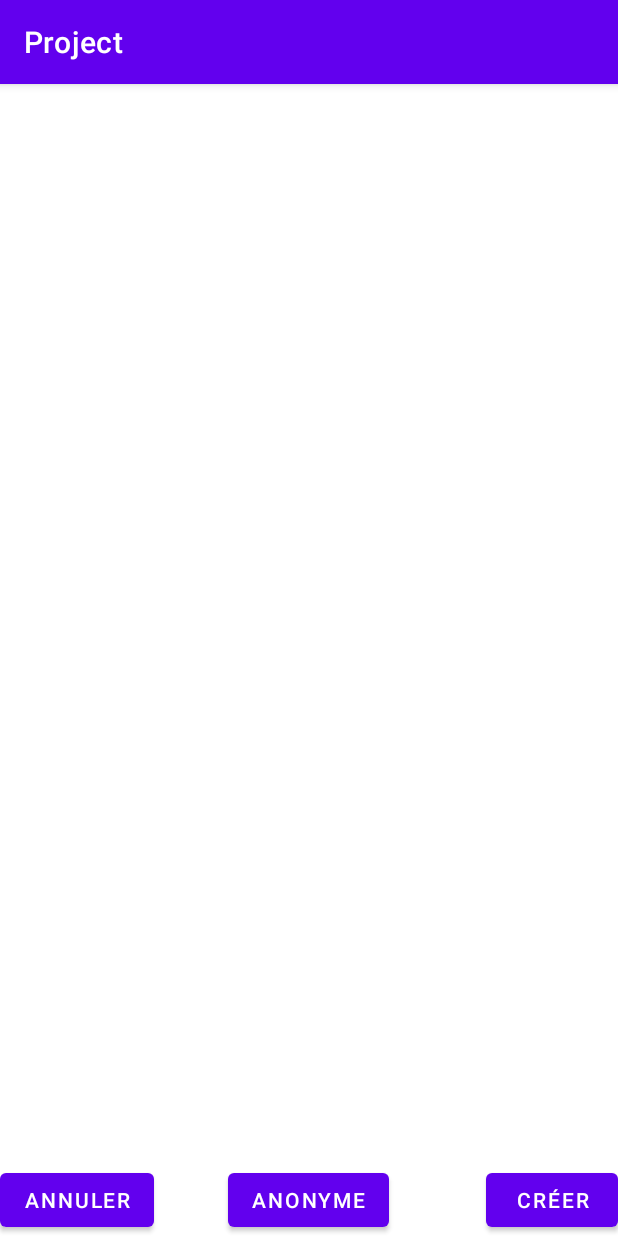
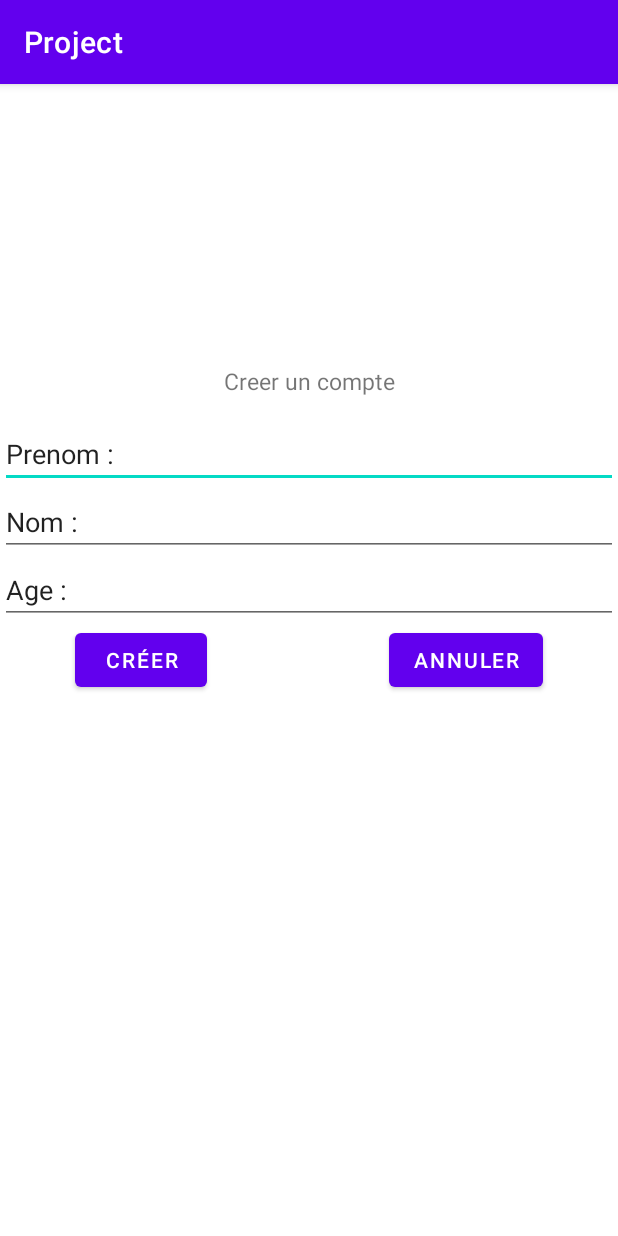
Before and after one commit to vaccras/MobileProject, an Android app: the compteActivity screen opened directly, with no data from a screen before it, after a tap on "CRÉER", on a phone screen of 412 x 824 dp. Run offline under Robolectric (Android 15) with nearby library versions, the phone set to English and light mode, and no system bars; our stand-ins replace Room's generated code.

Commit message:
mise en place premiere bd pour les comptes enfants

```diff
--- a/project/app/build.gradle
+++ b/project/app/build.gradle
@@ -36,4 +36,10 @@ dependencies {
     testImplementation 'junit:junit:4.+'
     androidTestImplementation 'androidx.test.ext:junit:1.1.2'
     androidTestImplementation 'androidx.test.espresso:espresso-core:3.3.0'
+
+    def room_version = "2.2.5"
+    implementation "androidx.room:room-runtime:$room_version"
+    annotationProcessor "androidx.room:room-compiler:$room_version"
+    testImplementation "androidx.room:room-testing:$room_version"
+
 }
--- a/project/app/src/main/AndroidManifest.xml
+++ b/project/app/src/main/AndroidManifest.xml
@@ -11,6 +11,7 @@
         android:theme="@style/Theme.Project">
         <activity android:name=".typeActivity"></activity>
         <activity android:name=".compteActivity" />
+        <activity android:name=".AddTaskActivity" />
         <activity android:name=".MainActivity">
             <intent-filter>
                 <action android:name="android.intent.action.MAIN" />
--- /dev/null
+++ b/project/app/src/main/java/com/example/project/AddTaskActivity.java
@@ -0,0 +1,131 @@
+package com.example.project;
+
+import android.os.AsyncTask;
+import android.os.Bundle;
+import android.view.View;
+import android.widget.Button;
+import android.widget.EditText;
+import android.widget.Toast;
+
+import androidx.appcompat.app.AppCompatActivity;
+
+import com.example.project.db.Compte;
+import com.example.project.db.DatabaseClient;
+import com.example.project.db.Compte;
+
+public class AddTaskActivity extends AppCompatActivity {
+
+    // DATA
+    private DatabaseClient mDb;
+
+    // VIEW
+    private EditText editTextPrenom;
+    private EditText editTextNom;
+    private EditText editTextAge;
+
+    private EditText editTextFinishByView;
+    private Button creer;
+    private Button annuler;
+
+    @Override
+    protected void onCreate(Bundle savedInstanceState) {
+        super.onCreate(savedInstanceState);
+        setContentView(R.layout.activity_add_task);
+
+        // Récupération du DatabaseClient
+        mDb = DatabaseClient.getInstance(getApplicationContext());
+
+        // Récupérer les vues
+        editTextPrenom = findViewById(R.id.editPrenom);
+        editTextNom = findViewById(R.id.editNom);
+        editTextAge = findViewById(R.id.editAge);
+
+        creer = findViewById(R.id.creer);
+        annuler = findViewById(R.id.annuler);
+
+        // Associer un événement au bouton save
+        creer.setOnClickListener(new View.OnClickListener() {
+            @Override
+            public void onClick(View view) {
+                saveTask();
+            }
+        });
+
+        annuler.setOnClickListener(new View.OnClickListener() {
+            @Override
+            public void onClick(View view) {
+                annuler();
+            }
+        });
+    }
+
+    private void saveTask() {
+
+        // Récupérer les informations contenues dans les vues
+        final String sPrenom = editTextPrenom.getText().toString().trim();
+        final String sNom = editTextNom.getText().toString().trim();
+        final int sAge = Integer.parseInt(String.valueOf(editTextAge.getText()));
+
+        // Vérifier les informations fournies par l'utilisateur
+        if (sPrenom.isEmpty()) {
+            editTextPrenom.setError("Task required");
+            editTextPrenom.requestFocus();
+            return;
+        }
+
+        if (sNom.isEmpty()) {
+            editTextNom.setError("Desc required");
+            editTextNom.requestFocus();
+            return;
+        }
+
+        if (sAge > 0) {
+            editTextAge.setError("Desc required");
+            editTextAge.requestFocus();
+            return;
+        }
+
+
+        /**
+         * Création d'une classe asynchrone pour sauvegarder la tache donnée par l'utilisateur
+         */
+        class SaveTask extends AsyncTask<Void, Void, Compte> {
+
+            @Override
+            protected Compte doInBackground(Void... voids) {
+
+                // creating a task
+                Compte cmpt = new Compte();
+                cmpt.setPrenom(sPrenom);
+                cmpt.setNom(sNom);
+                cmpt.setAge(sAge);
+
+                // adding to database
+                mDb.getAppDatabase()
+                        .compteDao()
+                        .insert(cmpt);
+
+                return cmpt;
+            }
+
+            @Override
+            protected void onPostExecute(Compte cmpt) {
+                super.onPostExecute(cmpt);
+
+                // Quand la tache est créée, on arrête l'activité AddTaskActivity (on l'enleve de la pile d'activités)
+                setResult(RESULT_OK);
+                finish();
+                Toast.makeText(getApplicationContext(), "Saved", Toast.LENGTH_LONG).show();
+            }
+        }
+
+        //////////////////////////
+        // IMPORTANT bien penser à executer la demande asynchrone
+        SaveTask st = new SaveTask();
+        st.execute();
+    }
+
+    private void annuler() {
+        super.finish();
+    }
+}
--- /dev/null
+++ b/project/app/src/main/java/com/example/project/CompteAdapter.java
@@ -0,0 +1,50 @@
+package com.example.project;
+
+import android.content.Context;
+import android.view.LayoutInflater;
+import android.view.View;
+import android.view.ViewGroup;
+import android.widget.ArrayAdapter;
+import android.widget.TextView;
+
+import java.util.List;
+
+import com.example.project.db.Compte;
+
+
+public class CompteAdapter extends ArrayAdapter<Compte> {
+
+    public CompteAdapter(Context mCtx, List<Compte> compteList) {
+        super(mCtx, R.layout.template_compte, compteList);
+    }
+
+    /**
+     * Remplit une ligne de la listView avec le nom et prenom du compte
+     *
+     * @param position
+     * @param convertView
+     * @param parent
+     * @return
+     */
+    @Override
+    public View getView(int position, View convertView, ViewGroup parent) {
+
+        // Récupération de la multiplication
+        final Compte cmpt = getItem(position);
+
+        // Charge le template XML
+        LayoutInflater inflater = (LayoutInflater) getContext().getSystemService(Context.LAYOUT_INFLATER_SERVICE);
+        final View rowView = inflater.inflate(R.layout.template_compte, parent, false);
+
+        // Récupération des objets graphiques dans le template
+        TextView textViewPrenom = (TextView) rowView.findViewById(R.id.textPrenom);
+        TextView textViewNom = (TextView) rowView.findViewById(R.id.textNom);
+
+        //mise a jour de l'affichage
+        textViewPrenom.setText(cmpt.getPrenom());
+        textViewNom.setText(cmpt.getNom());
+
+        return rowView;
+    }
+
+}
--- a/project/app/src/main/java/com/example/project/compteActivity.java
+++ b/project/app/src/main/java/com/example/project/compteActivity.java
@@ -3,20 +3,100 @@ package com.example.project;
 import androidx.appcompat.app.AppCompatActivity;
 
 import android.content.Intent;
+import android.os.AsyncTask;
 import android.os.Bundle;
 import android.view.View;
+import android.widget.AdapterView;
+import android.widget.Button;
+import android.widget.ListView;
+import android.widget.Toast;
+
+import com.example.project.db.Compte;
+import com.example.project.db.DatabaseClient;
+
+import java.util.ArrayList;
+import java.util.List;
 
 public class compteActivity extends AppCompatActivity {
     //public final static int ANONYME_REQUEST = 0;
+
+    private DatabaseClient mDb;
+    private CompteAdapter adapter;
+
+    private ListView listTask;
 
     @Override
     protected void onCreate(Bundle savedInstanceState) {
         super.onCreate(savedInstanceState);
         setContentView(R.layout.activity_compte);
+
+        // Récupération du DatabaseClient
+        mDb = DatabaseClient.getInstance(getApplicationContext());
+
+        // Récupérer les vues
+        listTask = findViewById(R.id.listTask);
+
+        // Lier l'adapter au listView
+        adapter = new CompteAdapter(this, new ArrayList<Compte>());
+        listTask.setAdapter(adapter);
+
+        //evenement click a la liste view -> passage à la vue type
+        listTask.setOnItemClickListener(new AdapterView.OnItemClickListener() {
+            @Override
+            public void onItemClick(AdapterView<?> parent, View view, int position, long id) {
+
+                // Récupération de la tâche cliquée à l'aide de l'adapter
+                Compte cmpt = adapter.getItem(position);
+
+                // Message
+                Toast.makeText(compteActivity.this, "Click : " + cmpt.getPrenom(), Toast.LENGTH_SHORT).show();
+
+                //Intent intent = new Intent(this, typeActivity.class);
+                //intent.putExtra(typeActivity.ANONYME, "0");
+                //startActivity(intent);
+            }
+        });
+
+        getComptes();
+    }
+
+    private void getComptes() {
+        ///////////////////////
+        // Classe asynchrone permettant de récupérer des taches et de mettre à jour le listView de l'activité
+        class GetTasks extends AsyncTask<Void, Void, List<Compte>> {
+
+            @Override
+            protected List<Compte> doInBackground(Void... voids) {
+                List<Compte> compteList = mDb.getAppDatabase()
+                        .compteDao()
+                        .getAll();
+                return compteList;
+            }
+
+            @Override
+            protected void onPostExecute(List<Compte> cmpts) {
+                super.onPostExecute(cmpts);
+
+                // Mettre à jour l'adapter avec la liste de taches
+                adapter.clear();
+                adapter.addAll(cmpts);
+
+                // Now, notify the adapter of the change in source
+                adapter.notifyDataSetChanged();
+            }
+        }
+
+        //////////////////////////
+        // IMPORTANT bien penser à executer la demande asynchrone
+        // Création d'un objet de type GetTasks et execution de la demande asynchrone
+        GetTasks gt = new GetTasks();
+        gt.execute();
     }
 
     public void CreerCompte(View view) {
         //creation d'un nouveau compte utilisateur
+        Intent intent = new Intent(this, AddTaskActivity.class);
+        startActivity(intent);
     }
 
     public void Annuler(View view) {
--- /dev/null
+++ b/project/app/src/main/java/com/example/project/db/Compte.java
@@ -0,0 +1,57 @@
+package com.example.project.db;
+
+import androidx.room.ColumnInfo;
+import androidx.room.Entity;
+import androidx.room.PrimaryKey;
+
+import java.io.Serializable;
+
+@Entity
+public class Compte implements Serializable {
+
+    @PrimaryKey(autoGenerate = true)
+    private int id;
+
+    @ColumnInfo(name = "prenom")
+    private String prenom;
+
+    @ColumnInfo(name = "nom")
+    private String nom;
+
+    @ColumnInfo(name = "age")
+    private int age;
+
+    /*** Getters and Setters ***/
+    public int getId() {
+        return id;
+    }
+
+    public void setId(int id) {
+        this.id = id;
+    }
+
+    public String getPrenom() {
+        return prenom;
+    }
+
+    public void setPrenom(String prenom) {
+        this.prenom = prenom;
+    }
+
+    public String getNom() {
+        return nom;
+    }
+
+    public void setNom(String nom) {
+        this.nom = nom;
+    }
+
+    public int getAge() {
+        return age;
+    }
+
+    public void setAge(int age) {
+        this.age = age;
+    }
+
+}
--- /dev/null
+++ b/project/app/src/main/java/com/example/project/db/DatabaseClient.java
@@ -0,0 +1,59 @@
+package com.example.project.db;
+
+import android.content.Context;
+
+import androidx.annotation.NonNull;
+import androidx.room.Room;
+import androidx.room.RoomDatabase;
+import androidx.sqlite.db.SupportSQLiteDatabase;
+
+import java.util.concurrent.Executors;
+
+public class DatabaseClient {
+
+    // Instance unique permettant de faire le lien avec la base de données
+    private static DatabaseClient instance;
+
+    // Objet représentant la base de données de votre application
+    private AppDatabase appDatabase;
+
+    // Constructeur
+    private DatabaseClient(final Context context) {
+
+        // Créer l'objet représentant la base de données de votre application
+        appDatabase = Room.databaseBuilder(context, AppDatabase.class, "CompteJeune").build();
+
+        // REMPLIR LA BD à la première création à l'aide de l'objet roomDatabaseCallback
+        // Ajout de la méthode addCallback permettant de populate (remplir) la base de données à sa création
+        appDatabase = Room.databaseBuilder(context, AppDatabase.class, "CompteJeune").addCallback(roomDatabaseCallback).build();
+    }
+
+    // Méthode statique
+    // Retourne l'instance de l'objet DatabaseClient
+    public static synchronized DatabaseClient getInstance(Context context) {
+        if (instance == null) {
+            instance = new DatabaseClient(context);
+        }
+        return instance;
+    }
+
+    // Retourne l'objet représentant la base de données de votre application
+    public AppDatabase getAppDatabase() {
+        return appDatabase;
+    }
+
+    // Objet permettant de populate (remplir) la base de données à sa création
+    RoomDatabase.Callback roomDatabaseCallback = new RoomDatabase.Callback() {
+
+        // Called when the database is created for the first time.
+        @Override
+        public void onCreate(@NonNull SupportSQLiteDatabase db) {
+            super.onCreate(db);
+
+            db.execSQL("INSERT INTO Compte (prenom, nom, age) VALUES(\"Louise\", \"Charpe\",6);");
+            db.execSQL("INSERT INTO Compte (prenom, nom, age) VALUES(\"Romain\", \"Favier\",8);");
+            db.execSQL("INSERT INTO Compte (prenom, nom, age) VALUES(\"Cloé\", \"Dupuy\",9);");
+
+        }
+    };
+}
--- /dev/null
+++ b/project/app/src/main/res/layout/activity_add_task.xml
@@ -0,0 +1,57 @@
+<?xml version="1.0" encoding="utf-8"?>
+<RelativeLayout xmlns:android="http://schemas.android.com/apk/res/android"
+    xmlns:app="http://schemas.android.com/apk/res-auto"
+    xmlns:tools="http://schemas.android.com/tools"
+    android:layout_width="match_parent"
+    android:layout_height="match_parent"
+    tools:context=".AddTaskActivity">
+
+    <TextView
+        android:layout_width="match_parent"
+        android:layout_height="wrap_content"
+        android:layout_margin="15dp"
+        android:gravity="center"
+        android:text="Creer un compte"
+        android:layout_above="@+id/editPrenom"
+        android:textSize="15dp"
+        android:layout_centerHorizontal="true"/>
+
+    <EditText
+        android:id="@+id/editPrenom"
+        android:layout_width="match_parent"
+        android:layout_height="wrap_content"
+        android:layout_above="@+id/editNom"
+        android:text="Prenom : " />
+
+    <EditText
+        android:id="@+id/editNom"
+        android:layout_width="match_parent"
+        android:layout_height="wrap_content"
+        android:layout_above="@+id/editAge"
+        android:text="Nom : " />
+
+    <EditText
+        android:id="@+id/editAge"
+        android:layout_width="match_parent"
+        android:layout_height="wrap_content"
+        android:layout_above="@+id/creer"
+        android:text="Age :" />
+
+    <Button
+        android:id="@+id/creer"
+        android:layout_width="wrap_content"
+        android:layout_height="wrap_content"
+        android:layout_centerInParent="true"
+        android:layout_alignParentLeft="true"
+        android:layout_marginLeft="50dp"
+        android:text="Créer" />
+    <Button
+        android:id="@+id/annuler"
+        android:layout_width="wrap_content"
+        android:layout_height="wrap_content"
+        android:layout_centerInParent="true"
+        android:layout_alignParentRight="true"
+        android:layout_marginRight="50dp"
+        android:text="annuler" />
+
+</RelativeLayout>
```
Also changed, not shown: project/app/src/main/java/com/example/project/db/AppDatabase.java (added, +11 -0 lines), project/app/src/main/java/com/example/project/db/CompteDao.java (added, +29 -0 lines), project/app/src/main/res/layout/activity_compte.xml (+8 -0 lines), project/app/src/main/res/layout/template_compte.xml (added, +25 -0 lines).
